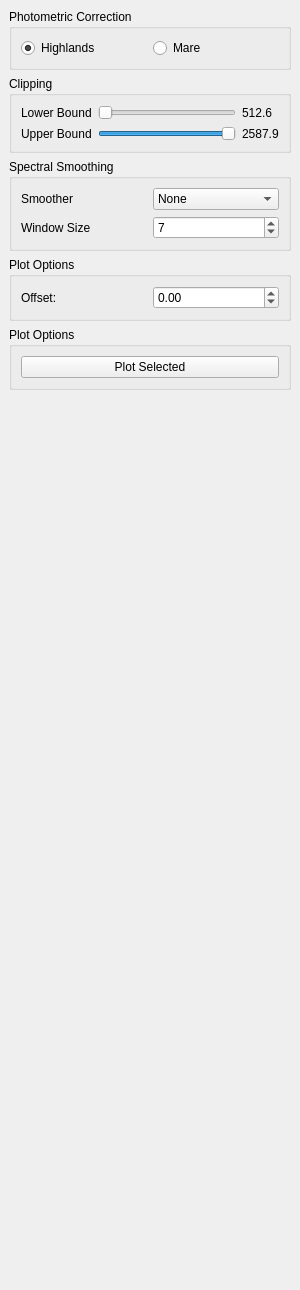
Qt form spectralprofiler_dockwidget_base.ui (lesliemayer/spectralProfiler) before a commit.
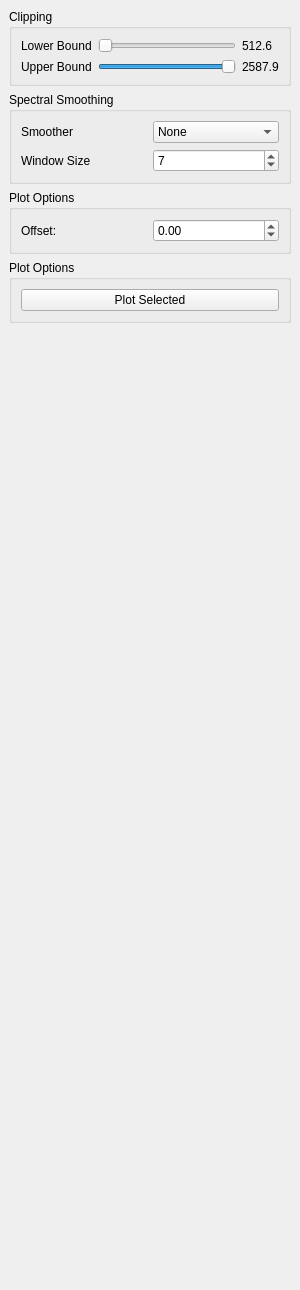
The same form after that commit.

Commit message: Feat : removing correction method radio buttons from main dialog

The edit to the form file:
```diff
--- a/spectralprofiler_dockwidget_base.ui
+++ b/spectralprofiler_dockwidget_base.ui
@@ -72,32 +72,6 @@
           </size>
          </property>
          <layout class="QVBoxLayout" name="verticalLayout_2">
-          <item>
-           <widget class="QGroupBox" name="correction_group">
-            <property name="title">
-             <string>Photometric Correction</string>
-            </property>
-            <layout class="QHBoxLayout" name="correction_vlb">
-             <item>
-              <widget class="QRadioButton" name="radioButton_2">
-               <property name="text">
-                <string>Highlands</string>
-               </property>
-               <property name="checked">
-                <bool>true</bool>
-               </property>
-              </widget>
-             </item>
-             <item>
-              <widget class="QRadioButton" name="radioButton">
-               <property name="text">
-                <string>Mare</string>
-               </property>
-              </widget>
-             </item>
-            </layout>
-           </widget>
-          </item>
           <item>
            <widget class="QGroupBox" name="groupBox_7">
             <property name="title">
```
